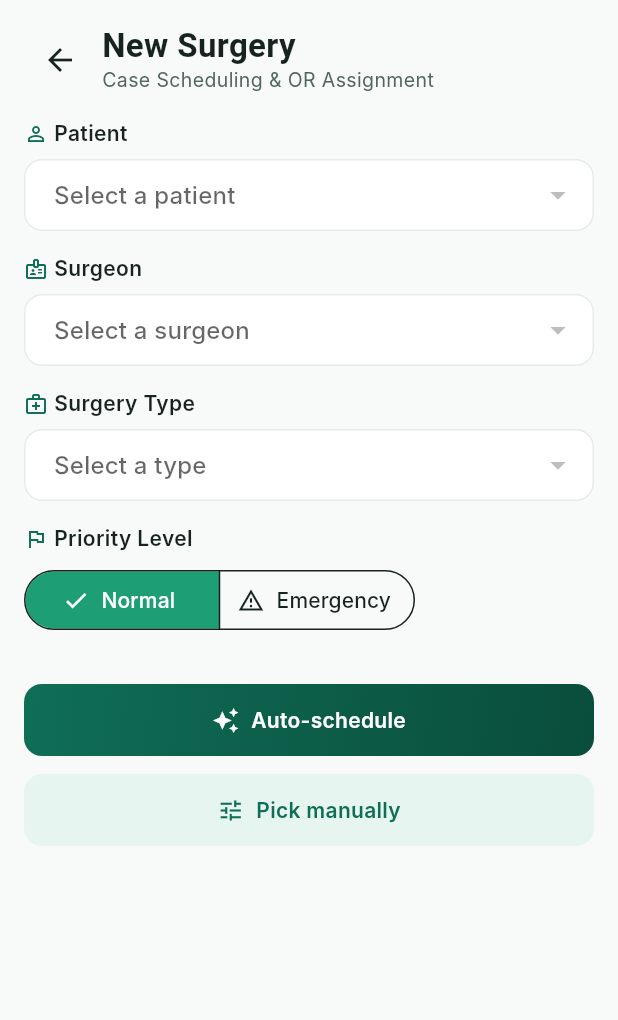
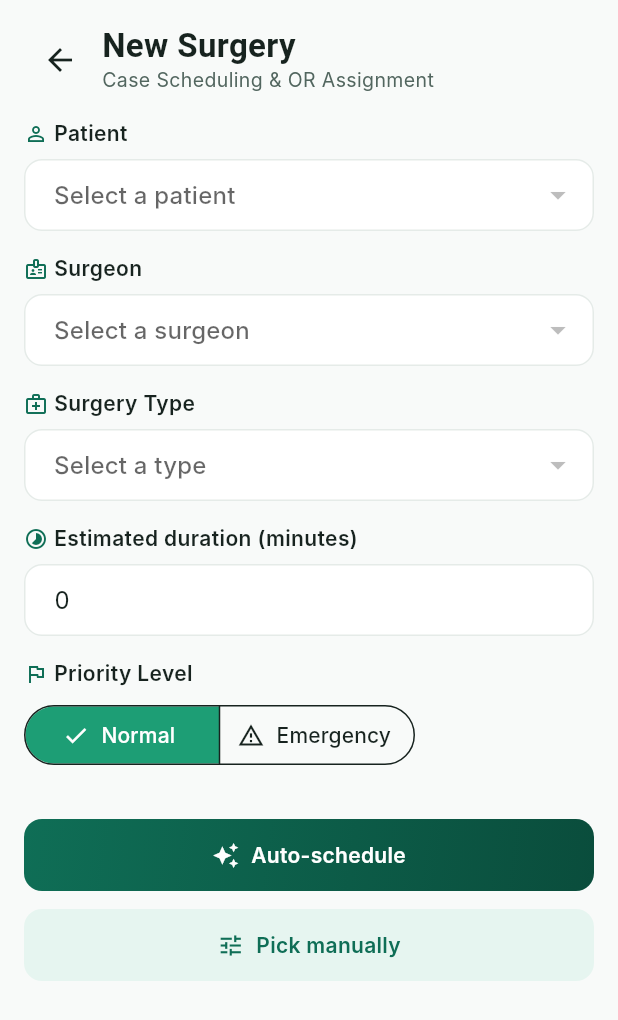
Before and after one commit to MhdAbdAlomari/shifa-app, a Flutter app: the _Form widget shown alone on an empty page, opened directly with empty values, on a phone screen of 412 x 824 dp. Shown: the top 1020 px of the screen. Run offline on Flutter 3.47's test engine with Material 3 defaults, Android fonts, the light colour scheme and no system bars; our stand-ins replace dio, equatable, flutter_bloc, flutter_secure_storage, go_router, image_picker and 1 more; accounts and stored records are empty; Roboto replaces fonts that are missing (Inter, Plus Jakarta Sans).

Commit message:
feat: seed and allow override of estimated surgery duration
Auto-fill the scheduling form's estimated duration from the selected
surgery type's average duration, letting the coordinator override it,
and carry the value through to surgery creation on both the auto-
schedule and pick-manually paths.

```diff
--- a/lib/blocs/pick_manually/pick_manually_bloc.dart
+++ b/lib/blocs/pick_manually/pick_manually_bloc.dart
@@ -49,6 +49,7 @@ class PickManuallyBloc extends Bloc<PickManuallyEvent, PickManuallyState> {
       emit(state.copyWith(
         loadStatus: PickManuallyLoadStatus.error,
         errorMessage: e.message,
+        errorCode: e.errorCode,
       ));
     }
   }
@@ -84,6 +85,7 @@ class PickManuallyBloc extends Bloc<PickManuallyEvent, PickManuallyState> {
         surgeryTypeId: state.draft.surgeryTypeId,
         priority: state.draft.priority,
         scheduledStart: state.scheduledStart!,
+        estimatedDurationMin: state.draft.estimatedDurationMin,
       );
       emit(state.copyWith(
         submitStatus: PickManuallySubmitStatus.success,
@@ -93,12 +95,14 @@ class PickManuallyBloc extends Bloc<PickManuallyEvent, PickManuallyState> {
       emit(state.copyWith(
         submitStatus: PickManuallySubmitStatus.failure,
         submitErrorMessage: e.message,
+        submitErrorCode: e.errorCode,
         submitErrors: e.errors,
       ));
     } on ApiException catch (e) {
       emit(state.copyWith(
         submitStatus: PickManuallySubmitStatus.failure,
         submitErrorMessage: e.message,
+        submitErrorCode: e.errorCode,
       ));
     }
   }
--- a/lib/blocs/schedule_surgery/schedule_surgery_event.dart
+++ b/lib/blocs/schedule_surgery/schedule_surgery_event.dart
@@ -19,13 +19,16 @@ class ScheduleSurgeryFieldChanged extends ScheduleSurgeryEvent {
     this.surgeonId,
     this.surgeryTypeId,
     this.priority,
+    this.estimatedDurationMin,
   });
 
   final int? patientId;
   final int? surgeonId;
   final int? surgeryTypeId;
   final SurgeryPriority? priority;
+  final int? estimatedDurationMin;
 
   @override
-  List<Object?> get props => [patientId, surgeonId, surgeryTypeId, priority];
+  List<Object?> get props =>
+      [patientId, surgeonId, surgeryTypeId, priority, estimatedDurationMin];
 }
--- a/lib/blocs/schedule_surgery/schedule_surgery_state.dart
+++ b/lib/blocs/schedule_surgery/schedule_surgery_state.dart
@@ -12,7 +12,9 @@ class ScheduleSurgeryState extends Equatable {
     this.surgeonId,
     this.surgeryTypeId,
     this.priority,
+    this.estimatedDurationMin,
     this.errorMessage,
+    this.errorCode,
   });
 
   const ScheduleSurgeryState.initial()
@@ -24,7 +26,9 @@ class ScheduleSurgeryState extends Equatable {
         surgeonId = null,
         surgeryTypeId = null,
         priority = null,
-        errorMessage = null;
+        estimatedDurationMin = null,
+        errorMessage = null,
+        errorCode = null;
 
   final ScheduleSurgeryLoadStatus loadStatus;
 
@@ -37,7 +41,15 @@ class ScheduleSurgeryState extends Equatable {
   final int? surgeryTypeId;
   final SurgeryPriority? priority;
 
+  /// Editable duration, pre-filled from the selected surgery type's
+  /// `average_duration_min` when the type changes, but overridable by
+  /// the coordinator before submitting.
+  final int? estimatedDurationMin;
+
   final String? errorMessage;
+
+  /// error_code paired with [errorMessage] — see error_code_l10n.dart.
+  final String? errorCode;
 
   /// Screen enables both CTAs (Auto-schedule / Pick manually) only when
   /// all four required fields are filled.
@@ -56,7 +68,9 @@ class ScheduleSurgeryState extends Equatable {
     int? surgeonId,
     int? surgeryTypeId,
     SurgeryPriority? priority,
+    int? estimatedDurationMin,
     String? errorMessage,
+    String? errorCode,
     bool clearError = false,
   }) {
     return ScheduleSurgeryState(
@@ -68,7 +82,9 @@ class ScheduleSurgeryState extends Equatable {
       surgeonId: surgeonId ?? this.surgeonId,
       surgeryTypeId: surgeryTypeId ?? this.surgeryTypeId,
       priority: priority ?? this.priority,
+      estimatedDurationMin: estimatedDurationMin ?? this.estimatedDurationMin,
       errorMessage: clearError ? null : (errorMessage ?? this.errorMessage),
+      errorCode: clearError ? null : (errorCode ?? this.errorCode),
     );
   }
 
@@ -82,6 +98,8 @@ class ScheduleSurgeryState extends Equatable {
         surgeonId,
         surgeryTypeId,
         priority,
+        estimatedDurationMin,
         errorMessage,
+        errorCode,
       ];
 }
--- a/lib/data/models/surgery_draft.dart
+++ b/lib/data/models/surgery_draft.dart
@@ -14,6 +14,7 @@ class SurgeryDraft extends Equatable {
     required this.surgeonId,
     required this.surgeryTypeId,
     required this.priority,
+    this.estimatedDurationMin,
   });
 
   final int patientId;
@@ -21,6 +22,11 @@ class SurgeryDraft extends Equatable {
   final int surgeryTypeId;
   final SurgeryPriority priority;
 
+  /// Coordinator-editable override of the surgery type's average
+  /// duration. Null means "let the server default it."
+  final int? estimatedDurationMin;
+
   @override
-  List<Object?> get props => [patientId, surgeonId, surgeryTypeId, priority];
+  List<Object?> get props =>
+      [patientId, surgeonId, surgeryTypeId, priority, estimatedDurationMin];
 }
--- a/lib/screens/coordinator/schedule_surgery_screen.dart
+++ b/lib/screens/coordinator/schedule_surgery_screen.dart
@@ -5,12 +5,14 @@ import 'package:go_router/go_router.dart';
 import '../../blocs/auth/auth_bloc.dart';
 import '../../blocs/schedule_surgery/schedule_surgery_bloc.dart';
 import '../../core/di.dart';
+import '../../core/l10n/error_code_l10n.dart';
 import '../../core/router/app_routes.dart';
 import '../../core/theme/app_colors.dart';
 import '../../core/theme/app_spacing.dart';
 import '../../core/theme/app_text_styles.dart';
 import '../../data/models/surgery_draft.dart';
 import '../../data/models/surgery_priority.dart';
+import '../../l10n/generated/app_localizations.dart';
 import '../../widgets/app_bottom_nav_bar.dart';
 import '../../widgets/app_header.dart';
 import '../../widgets/empty_view.dart';
@@ -46,8 +48,9 @@ class _View extends StatelessWidget {
     final user = context.read<AuthBloc>().state.user;
     if (user == null) return const SizedBox.shrink();
 
+    final l10n = AppLocalizations.of(context);
     return Scaffold(
-      appBar: const AppHeader(subtitle: 'Or Schedule'),
+      appBar: AppHeader(subtitle: l10n.subtitleOrSchedule),
       bottomNavigationBar: AppBottomNavBar(
         role: user.role,
         currentRouteName: AppRoutes.coordinatorSchedule,
@@ -61,18 +64,22 @@ class _View extends StatelessWidget {
               ScheduleSurgeryLoadStatus.loading =>
                 const LoadingView(),
               ScheduleSurgeryLoadStatus.error => ErrorView(
-                  message: state.errorMessage ?? 'Failed to load form',
+                  message: localizedErrorMessage(
+                    l10n,
+                    code: state.errorCode,
+                    fallback:
+                        state.errorMessage ?? l10n.scheduleSurgeryFailedToLoad,
+                  ),
                   onRetry: () => context
                       .read<ScheduleSurgeryBloc>()
                       .add(const ScheduleSurgeryOptionsRequested()),
                 ),
               ScheduleSurgeryLoadStatus.loaded => _canRenderForm(state)
                   ? _Form(state: state)
-                  : const EmptyView(
+                  : EmptyView(
                       icon: Icons.info_outline,
-                      title: 'Missing setup data',
-                      subtitle:
-                          'Ask an admin to add patients, surgeons, and surgery types before scheduling.',
+                      title: l10n.scheduleSurgeryMissingSetupTitle,
+                      subtitle: l10n.scheduleSurgeryMissingSetupSubtitle,
                     ),
             };
           },
@@ -87,13 +94,45 @@ class _View extends StatelessWidget {
       s.surgeryTypes.isNotEmpty;
 }
 
-class _Form extends StatelessWidget {
+class _Form extends StatefulWidget {
   const _Form({required this.state});
 
   final ScheduleSurgeryState state;
 
   @override
+  State<_Form> createState() => _FormState();
+}
+
+class _FormState extends State<_Form> {
+  late final TextEditingController _durationController =
+      TextEditingController(
+    text: widget.state.estimatedDurationMin?.toString() ?? '',
+  );
+  int? _lastSeenDuration;
+
+  ScheduleSurgeryState get state => widget.state;
+
+  @override
+  void didUpdateWidget(covariant _Form oldWidget) {
+    super.didUpdateWidget(oldWidget);
+    // The Bloc re-seeds estimatedDurationMin whenever the surgery type
+    // changes — mirror that into the controller without clobbering
+    // manual edits the coordinator makes to the same value.
+    if (state.estimatedDurationMin != _lastSeenDuration) {
+      _lastSeenDuration = state.estimatedDurationMin;
+      _durationController.text = state.estimatedDurationMin?.toString() ?? '';
+    }
+  }
+
+  @override
+  void dispose() {
+    _durationController.dispose();
+    super.dispose();
+  }
+
+  @override
   Widget build(BuildContext context) {
+    final l10n = AppLocalizations.of(context);
     return CustomScrollView(
       slivers: [
         SliverPadding(
@@ -108,7 +147,11 @@ class _Form extends StatelessWidget {
               crossAxisAlignment: CrossAxisAlignment.start,
               children: [
                 IconButton(
-                  icon: const Icon(Icons.arrow_back),
+                  icon: Icon(
+                    Directionality.of(context) == TextDirection.rtl
+                        ? Icons.arrow_forward
+                        : Icons.arrow_back,
+                  ),
                   onPressed: () => context.canPop()
                       ? context.pop()
                       : context.goNamed(AppRoutes.coordinatorTimeline),
@@ -118,9 +161,9 @@ class _Form extends StatelessWidget {
                   child: Column(
                     crossAxisAlignment: CrossAxisAlignment.start,
                     children: [
-                      Text('New Surgery', style: AppTextStyles.headlineMd),
+                      Text(l10n.scheduleSurgeryTitle, style: AppTextStyles.headlineMd),
                       Text(
-                        'Case Scheduling & OR Assignment',
+                        l10n.scheduleSurgerySubtitle,
                         style: AppTextStyles.bodySm,
                       ),
                     ],
@@ -138,11 +181,11 @@ class _Form extends StatelessWidget {
             children: [
               _FieldSection(
                 icon: Icons.person_outline,
-                label: 'Patient',
+                label: l10n.scheduleSurgeryPatientLabel,
                 child: DropdownButtonFormField<int>(
                   initialValue: state.patientId,
-                  decoration:
-                      const InputDecoration(hintText: 'Select a patient'),
+                  decoration: InputDecoration(
+                      hintText: l10n.scheduleSurgeryPatientHint),
                   items: [
                     for (final p in state.patients)
                       DropdownMenuItem(value: p.id, child: Text(p.name)),
@@ -154,11 +197,11 @@ class _Form extends StatelessWidget {
               ),
               _FieldSection(
                 icon: Icons.badge_outlined,
-                label: 'Surgeon',
+                label: l10n.scheduleSurgerySurgeonLabel,
                 child: DropdownButtonFormField<int>(
                   initialValue: state.surgeonId,
-                  decoration:
-                      const InputDecoration(hintText: 'Select a surgeon'),
+                  decoration: InputDecoration(
+                      hintText: l10n.scheduleSurgerySurgeonHint),
                   items: [
                     for (final s in state.surgeons)
                       DropdownMenuItem(
@@ -177,17 +220,17 @@ class _Form extends StatelessWidget {
               ),
               _FieldSection(
                 icon: Icons.medical_services_outlined,
-                label: 'Surgery Type',
+                label: l10n.scheduleSurgeryTypeLabel,
                 child: DropdownButtonFormField<int>(
                   initialValue: state.surgeryTypeId,
                   decoration:
-                      const InputDecoration(hintText: 'Select a type'),
+                      InputDecoration(hintText: l10n.scheduleSurgeryTypeHint),
                   items: [
                     for (final t in state.surgeryTypes)
                       DropdownMenuItem(
                         value: t.id,
-                        child:
-                            Text('${t.name} (${t.averageDurationMin}m)'),
+                        child: Text(l10n.scheduleSurgeryTypeDuration(
+                            t.name, t.averageDurationMin)),
                       ),
                   ],
                   onChanged: (v) => context
@@ -196,19 +239,37 @@ class _Form extends StatelessWidget {
                 ),
               ),
               _FieldSection(
+                icon: Icons.timelapse,
+                label: l10n.scheduleSurgeryDurationLabel,
+                child: TextFormField(
+                  controller: _durationController,
+                  keyboardType: TextInputType.number,
+                  onChanged: (v) {
+                    final parsed = int.tryParse(v.trim());
+                    if (parsed != null) {
+                      context.read<ScheduleSurgeryBloc>().add(
+                            ScheduleSurgeryFieldChanged(
+                              estimatedDurationMin: parsed,
+                            ),
+                          );
+                    }
+                  },
+                ),
+              ),
+              _FieldSection(
                 icon: Icons.flag_outlined,
-                label: 'Priority Level',
+                label: l10n.scheduleSurgeryPriorityLabel,
                 child: SegmentedButton<SurgeryPriority>(
-                  segments: const [
+                  segments: [
                     ButtonSegment(
                       value: SurgeryPriority.normal,
-                      label: Text('Normal'),
-                      icon: Icon(Icons.check_circle_outline),
+                      label: Text(l10n.scheduleSurgeryPriorityNormal),
+                      icon: const Icon(Icons.check_circle_outline),
                     ),
                     ButtonSegment(
                       value: SurgeryPriority.emergency,
-                      label: Text('Emergency'),
-                      icon: Icon(Icons.warning_amber_outlined),
+                      label: Text(l10n.scheduleSurgeryPriorityEmergency),
+                      icon: const Icon(Icons.warning_amber_outlined),
                     ),
                   ],
                   selected:
@@ -226,7 +287,7 @@ class _Form extends StatelessWidget {
               ),
               const SizedBox(height: AppSpacing.md),
               PrimaryButton(
-                label: 'Auto-schedule',
+                label: l10n.scheduleSurgeryAutoSchedule,
                 icon: Icons.auto_awesome,
                 onPressed: state.isReady
                     ? () => _goAuto(context, state)
@@ -234,7 +295,7 @@ class _Form extends StatelessWidget {
               ),
               const SizedBox(height: AppSpacing.sm),
               PrimaryButton(
-                label: 'Pick manually',
+                label: l10n.scheduleSurgeryPickManually,
                 icon: Icons.tune,
                 variant: PrimaryButtonVariant.subdued,
                 onPressed: state.isReady
@@ -255,6 +316,7 @@ class _Form extends StatelessWidget {
       surgeonId: s.surgeonId!,
       surgeryTypeId: s.surgeryTypeId!,
       priority: s.priority!,
+      estimatedDurationMin: s.estimatedDurationMin,
     );
     context.pushNamed(AppRoutes.coordinatorPickManually, extra: draft);
   }
@@ -265,6 +327,7 @@ class _Form extends StatelessWidget {
       surgeonId: s.surgeonId!,
       surgeryTypeId: s.surgeryTypeId!,
       priority: s.priority!,
+      estimatedDurationMin: s.estimatedDurationMin,
     );
     context.pushNamed(
       AppRoutes.coordinatorAutoScheduleReview,
```
Also changed, not shown: lib/blocs/schedule_surgery/schedule_surgery_bloc.dart (+16 -0 lines).
